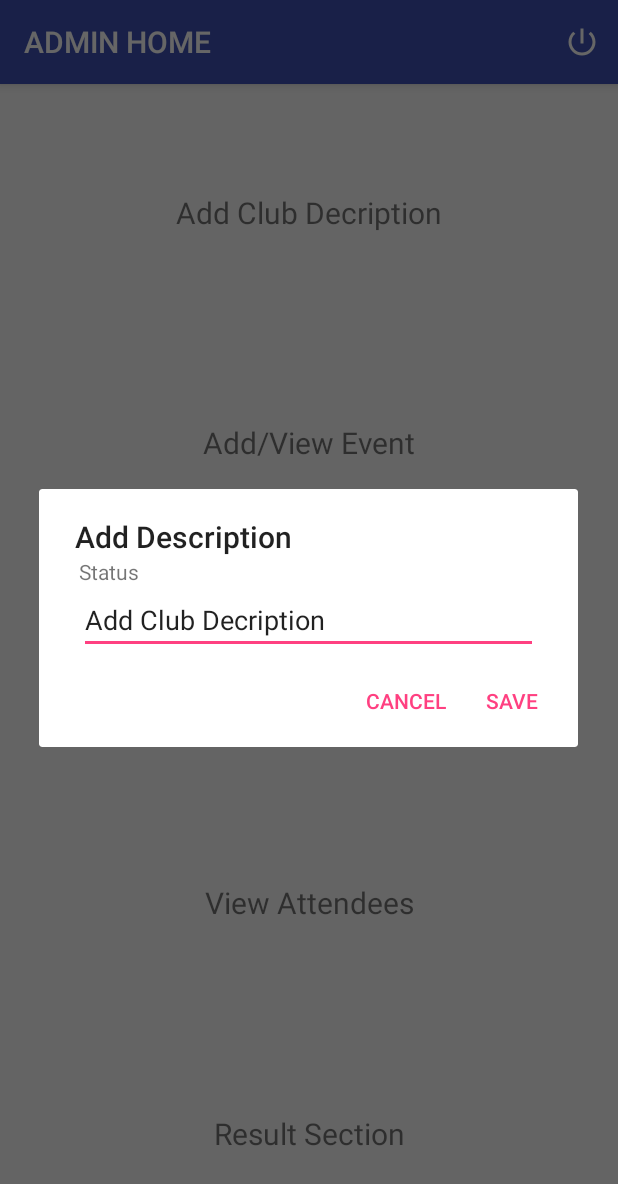
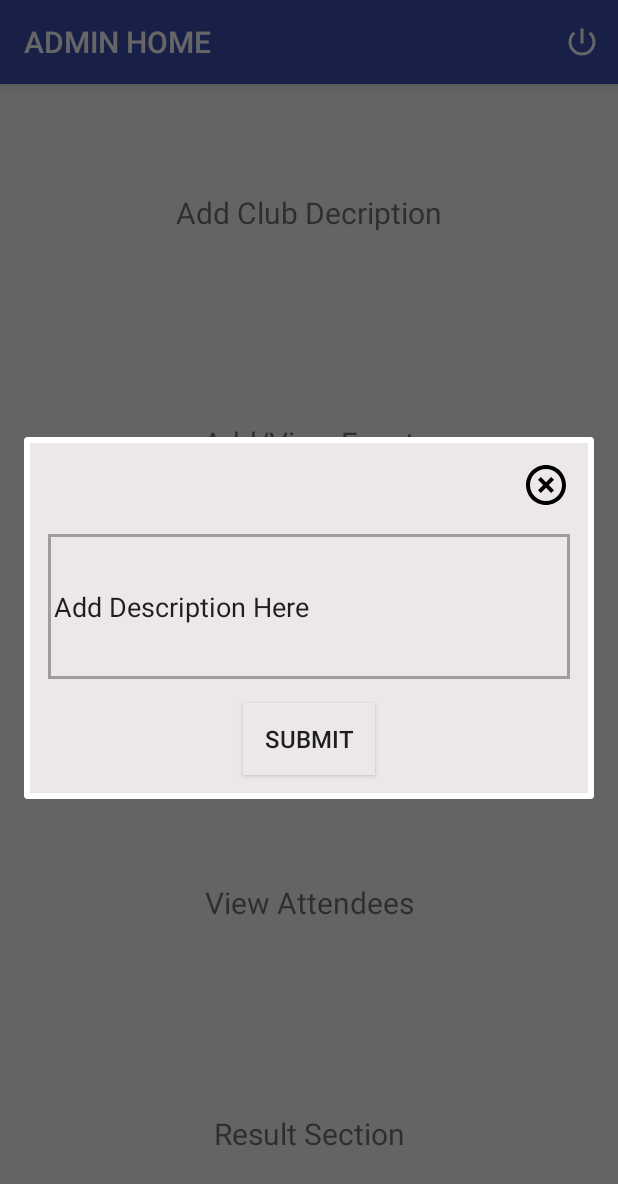
Before and after one commit to Manan-YMCA/FirstCut, an Android app: the AdminHomeActivity screen opened directly, with no data from a screen before it, after a tap on "Add Club Decription", on a phone screen of 412 x 824 dp. Shown: the top 1184 px of the screen. Run offline under Robolectric (Android 15) with nearby library versions, the phone set to English and light mode, and no system bars; our stand-ins replace Firebase (no records; nobody signed in at launch, a user with empty details on screens opened directly).

Commit message:
added dialog fragment to add and update club description, description can be viewed and updated.

```diff
--- a/app/src/main/AndroidManifest.xml
+++ b/app/src/main/AndroidManifest.xml
@@ -2,6 +2,7 @@
 <manifest xmlns:android="http://schemas.android.com/apk/res/android"
     package="com.manan.dev.shineymca">
 
+    <uses-permission android:name="android.permission.ACCESS_NETWORK_STATE" />
     <uses-permission android:name="android.permission.INTERNET" />
 
     <application
--- a/app/src/main/java/com/manan/dev/shineymca/AdminZone/AddCoordinator.java
+++ b/app/src/main/java/com/manan/dev/shineymca/AdminZone/AddCoordinator.java
@@ -11,7 +11,6 @@ import android.util.Log;
 import android.view.Menu;
 import android.view.MenuItem;
 import android.view.View;
-import android.widget.Toast;
 
 import com.google.firebase.database.ChildEventListener;
 import com.google.firebase.database.DataSnapshot;
@@ -19,7 +18,7 @@ import com.google.firebase.database.DatabaseError;
 import com.google.firebase.database.DatabaseReference;
 import com.google.firebase.database.FirebaseDatabase;
 import com.manan.dev.shineymca.Adapters.CoordinatorAdapter;
-import com.manan.dev.shineymca.Fragments.AddCoordinatorFragment;
+import com.manan.dev.shineymca.AdminZone.AdminFragments.AddCoordinatorFragment;
 import com.manan.dev.shineymca.Models.Coordinator;
 import com.manan.dev.shineymca.R;
 import com.manan.dev.shineymca.Utility.Methods;
--- a/app/src/main/java/com/manan/dev/shineymca/Fragments/AddCoordinatorFragment.java
+++ b/app/src/main/java/com/manan/dev/shineymca/AdminZone/AdminFragments/AddCoordinatorFragment.java
@@ -1,4 +1,4 @@
-package com.manan.dev.shineymca.Fragments;
+package com.manan.dev.shineymca.AdminZone.AdminFragments;
 
 import android.app.Dialog;
 import android.app.DialogFragment;
--- /dev/null
+++ b/app/src/main/java/com/manan/dev/shineymca/AdminZone/AdminFragments/AddDescriptionFragment.java
@@ -0,0 +1,92 @@
+package com.manan.dev.shineymca.AdminZone.AdminFragments;
+
+import android.app.DialogFragment;
+import android.content.Context;
+import android.os.Bundle;
+import android.support.annotation.NonNull;
+import android.support.annotation.Nullable;
+import android.view.LayoutInflater;
+import android.view.View;
+import android.view.ViewGroup;
+import android.widget.Button;
+import android.widget.EditText;
+import android.widget.ImageView;
+import android.widget.TextView;
+import android.widget.Toast;
+
+import com.google.android.gms.tasks.OnCompleteListener;
+import com.google.android.gms.tasks.Task;
+import com.google.firebase.auth.FirebaseAuth;
+import com.google.firebase.database.FirebaseDatabase;
+import com.manan.dev.shineymca.R;
+
+public class AddDescriptionFragment extends DialogFragment {
+
+    private Context mContext;
+    private EditText mClubDescription;
+    private TextView mClubName;
+    private ImageView mCrossButton;
+    private Button mSubmit;
+    private String clubName;
+
+    @Override
+    public void onAttach(Context context) {
+        super.onAttach(context);
+        mContext = context;
+    }
+
+    @Nullable
+    @Override
+    public View onCreateView(LayoutInflater inflater, @Nullable ViewGroup container, Bundle savedInstanceState) {
+        View view = inflater.inflate(R.layout.fragment_add_club_description, container, false);
+
+        initializeVariables(view);
+
+        clubName = FirebaseAuth.getInstance().getCurrentUser().getDisplayName();
+        String mDescription = getArguments().getString("description");
+
+        mClubDescription.setText(mDescription);
+        mClubDescription.setSelection(mDescription.length());
+
+        mSubmit.setOnClickListener(new View.OnClickListener() {
+            @Override
+            public void onClick(View view) {
+                String description = mClubDescription.getText().toString().trim();
+                if(!description.equals("")){
+                    FirebaseDatabase.getInstance().getReference().child("Clubs").child(clubName).child("clubDescription").setValue(description)
+                            .addOnCompleteListener(new OnCompleteListener<Void>() {
+                                @Override
+                                public void onComplete(@NonNull Task<Void> task) {
+                                    if(task.isSuccessful()){
+                                        getDialog().dismiss();
+                                        Toast.makeText(mContext, "Updated Successfully", Toast.LENGTH_SHORT).show();
+                                    } else {
+                                        Toast.makeText(mContext, "Unable to update. Try Again!", Toast.LENGTH_SHORT).show();
+                                    }
+                                }
+                            });
+                } else {
+                    mClubDescription.setError("This Cannot be empty");
+                }
+            }
+        });
+
+        mCrossButton.setOnClickListener(new View.OnClickListener() {
+            @Override
+            public void onClick(View view) {
+                getDialog().dismiss();
+            }
+        });
+
+        mClubName.setText(clubName);
+
+        return view;
+    }
+
+    private void initializeVariables(View view) {
+        mClubDescription = (EditText) view.findViewById(R.id.et_club_description);
+        mClubName = (TextView) view.findViewById(R.id.tv_club_name);
+        mCrossButton = (ImageView) view.findViewById(R.id.iv_cancel);
+        mSubmit = (Button) view.findViewById(R.id.bt_submit);
+    }
+}
--- a/app/src/main/java/com/manan/dev/shineymca/AdminZone/AdminHomeActivity.java
+++ b/app/src/main/java/com/manan/dev/shineymca/AdminZone/AdminHomeActivity.java
@@ -1,11 +1,13 @@
 package com.manan.dev.shineymca.AdminZone;
 
+import android.app.FragmentManager;
 import android.content.Context;
 import android.content.DialogInterface;
 import android.content.Intent;
 import android.net.ConnectivityManager;
 import android.net.NetworkInfo;
-import android.support.v7.app.AlertDialog;
+import android.support.annotation.NonNull;
+import android.support.annotation.Nullable;
 import android.support.v7.app.AppCompatActivity;
 import android.os.Bundle;
 import android.view.Menu;
@@ -17,8 +19,12 @@ import android.widget.TextView;
 import android.widget.Toast;
 
 import com.google.firebase.auth.FirebaseAuth;
+import com.google.firebase.database.ChildEventListener;
+import com.google.firebase.database.DataSnapshot;
+import com.google.firebase.database.DatabaseError;
 import com.google.firebase.database.DatabaseReference;
 import com.google.firebase.database.FirebaseDatabase;
+import com.manan.dev.shineymca.AdminZone.AdminFragments.AddDescriptionFragment;
 import com.manan.dev.shineymca.BottomNavigator;
 import com.manan.dev.shineymca.R;
 import com.manan.dev.shineymca.Utility.Methods;
@@ -27,9 +33,11 @@ public class AdminHomeActivity extends AppCompatActivity {
 
     TextView mAddDescription, mAddNewEvent, mViewAttendees, mResult, mCoordinators;
     private FirebaseAuth mAuth;
-    private DatabaseReference mUserDatabase;
     private String clubName;
     EditText input1;
+    private DatabaseReference mDescriptionReference;
+    private ChildEventListener mDescriptionEventListener;
+    String mClubDescription;
 
     @Override
     protected void onCreate(Bundle savedInstanceState) {
@@ -37,11 +45,12 @@ public class AdminHomeActivity extends AppCompatActivity {
         setContentView(R.layout.activity_admin_home);
         mAuth = FirebaseAuth.getInstance();
         clubName = mAuth.getCurrentUser().getDisplayName();
-        mUserDatabase = FirebaseDatabase.getInstance().getReference().child("Clubs").child(clubName);
         initializeVariables();
         Toast.makeText(this, mAuth.getCurrentUser().toString(), Toast.LENGTH_SHORT).show();
         setListeners();
+        mClubDescription = "Add Description Here";
 
+        mDescriptionReference = FirebaseDatabase.getInstance().getReference().child("Clubs").child(clubName);
     }
 
     //giving reference to all the variables
@@ -60,62 +69,14 @@ public class AdminHomeActivity extends AppCompatActivity {
         mAddDescription.setOnClickListener(new View.OnClickListener() {
             @Override
             public void onClick(View view) {
-                input1 = new EditText(AdminHomeActivity.this);
+                AddDescriptionFragment fragment = new AddDescriptionFragment();
+                FragmentManager fm = getFragmentManager();
+                Bundle bundle = new Bundle();
+                bundle.putString("description", mClubDescription);
 
-                //flag = false;
-                final AlertDialog.Builder alert = new AlertDialog.Builder(AdminHomeActivity.this);
-                final LinearLayout layout = new LinearLayout(AdminHomeActivity.this);
-                layout.setOrientation(LinearLayout.VERTICAL);
-                layout.removeAllViews();
+                fragment.setArguments(bundle);
 
-                LinearLayout.LayoutParams layoutParams = new LinearLayout.LayoutParams(
-                        LinearLayout.LayoutParams.MATCH_PARENT, LinearLayout.LayoutParams.WRAP_CONTENT);
-
-                layoutParams.setMargins(40, 0, 40, 0);
-                final TextView status = new TextView(AdminHomeActivity.this);
-                status.setLayoutParams(layoutParams);
-
-
-                status.setText("Status");
-                input1.setLayoutParams(layoutParams);
-
-
-                input1.setText(mAddDescription.getText());
-                layout.addView(status);
-
-                layout.addView(input1);
-                alert.setTitle("Add Description").setView(layout).setPositiveButton("Save",
-                        new DialogInterface.OnClickListener() {
-                            public void onClick(DialogInterface dialog,
-                                                int whichButton) {
-                                /*
-                                 * User clicked ok
-                                 */
-
-                                boolean checker = checkDetails();
-                                if (checker) {
-                                    status.setText("");
-                                    mUserDatabase.child("Description").setValue(input1.getText().toString());
-                                    mAddDescription.setText(input1.getText().toString());
-                                    layout.removeAllViews();
-                                } else {
-                                    Toast.makeText(AdminHomeActivity.this, "Invalid Credentials", Toast.LENGTH_SHORT).show();
-                                }
-                            }
-                        }).setNegativeButton("Cancel",
-                        new DialogInterface.OnClickListener() {
-                            public void onClick(DialogInterface dialog,
-                                                int whichButton) {
-                 /*
-                 * User clicked cancel
-                 */
-                                layout.removeAllViews();
-                            }
-                        });
-
-                alert.show();
-
-
+                fragment.show(fm, "Add Description");
             }
         });
 
@@ -191,4 +152,61 @@ public class AdminHomeActivity extends AppCompatActivity {
         NetworkInfo activeNetworkInfo = connectivityManager.getActiveNetworkInfo();
         return activeNetworkInfo != null && activeNetworkInfo.isConnected();
     }
+
+    @Override
+    protected void onPause() {
+        super.onPause();
+        removeListener();
+    }
+
+    @Override
+    protected void onResume() {
+        super.onResume();
+        addListener();
+    }
+
+    private void addListener() {
+        if(mDescriptionEventListener == null){
+            mDescriptionEventListener = new ChildEventListener() {
+                @Override
+                public void onChildAdded(@NonNull DataSnapshot dataSnapshot, @Nullable String s) {
+                    if(dataSnapshot.getKey().equals("clubDescription")){
+                        mClubDescription = dataSnapshot.getValue().toString();
+                    }
+                }
+
+                @Override
+                public void onChildChanged(@NonNull DataSnapshot dataSnapshot, @Nullable String s) {
+                    if(dataSnapshot.getKey().equals("clubDescription")){
+                        mClubDescription = dataSnapshot.getValue().toString();
+                    }
+                }
+
+                @Override
+                public void onChildRemoved(@NonNull DataSnapshot dataSnapshot) {
+                    if(dataSnapshot.getKey().equals("clubDescription")){
+                        mClubDescription = dataSnapshot.getValue().toString();
+                    }
+                }
+
+                @Override
+                public void onChildMoved(@NonNull DataSnapshot dataSnapshot, @Nullable String s) {
+
+                }
+
+                @Override
+                public void onCancelled(@NonNull DatabaseError databaseError) {
+
+                }
+            };
+            mDescriptionReference.addChildEventListener(mDescriptionEventListener);
+        }
+    }
+
+    private void removeListener() {
+        if(mDescriptionEventListener != null){
+            mDescriptionReference.removeEventListener(mDescriptionEventListener);
+            mDescriptionEventListener = null;
+        }
+    }
 }
--- /dev/null
+++ b/app/src/main/res/drawable/vector_cross.xml
@@ -0,0 +1,9 @@
+<vector xmlns:android="http://schemas.android.com/apk/res/android"
+        android:width="24dp"
+        android:height="24dp"
+        android:viewportWidth="24.0"
+        android:viewportHeight="24.0">
+    <path
+        android:fillColor="#FF000000"
+        android:pathData="M14.59,8L12,10.59 9.41,8 8,9.41 10.59,12 8,14.59 9.41,16 12,13.41 14.59,16 16,14.59 13.41,12 16,9.41 14.59,8zM12,2C6.47,2 2,6.47 2,12s4.47,10 10,10 10,-4.47 10,-10S17.53,2 12,2zM12,20c-4.41,0 -8,-3.59 -8,-8s3.59,-8 8,-8 8,3.59 8,8 -3.59,8 -8,8z"/>
+</vector>
--- /dev/null
+++ b/app/src/main/res/layout/fragment_add_club_description.xml
@@ -0,0 +1,61 @@
+<?xml version="1.0" encoding="utf-8"?>
+<RelativeLayout xmlns:android="http://schemas.android.com/apk/res/android"
+    android:layout_width="match_parent"
+    android:layout_height="match_parent" >
+
+    <LinearLayout
+        android:layout_width="match_parent"
+        android:layout_height="wrap_content"
+        android:orientation="vertical"
+        android:padding="4dp"
+        android:background="#ece8e8"
+        android:layout_margin="4dp">
+
+        <LinearLayout
+            android:layout_width="match_parent"
+            android:layout_height="wrap_content"
+            android:orientation="horizontal">
+
+            <TextView
+                android:id="@+id/tv_club_name"
+                android:layout_width="0dp"
+                android:layout_weight="1.75"
+                android:layout_height="wrap_content"
+                android:layout_margin="8dp"
+                android:text="CLUB NAME"
+                android:textSize="24dp" />
+
+            <ImageView
+                android:id="@+id/iv_cancel"
+                android:layout_width="40dp"
+                android:layout_height="40dp"
+                android:layout_margin="4dp"
+                android:padding="4dp"
+                android:src="@drawable/vector_cross"
+                android:gravity="end"/>
+
+        </LinearLayout>
+
+        <EditText
+            android:id="@+id/et_club_description"
+            android:layout_width="match_parent"
+            android:layout_height="wrap_content"
+            android:inputType="textMultiLine"
+            android:lines="4"
+            android:background="@drawable/background_edit_text"
+            android:padding="4dp"
+            android:layout_margin="8dp"/>
+
+        <Button
+            android:id="@+id/bt_submit"
+            android:layout_width="wrap_content"
+            android:layout_height="wrap_content"
+            android:layout_margin="8dp"
+            android:layout_gravity="center"
+            android:text="SUBMIT"
+            android:textSize="16dp"
+            android:background="#ece8e8"/>
+
+    </LinearLayout>
+
+</RelativeLayout>
```
